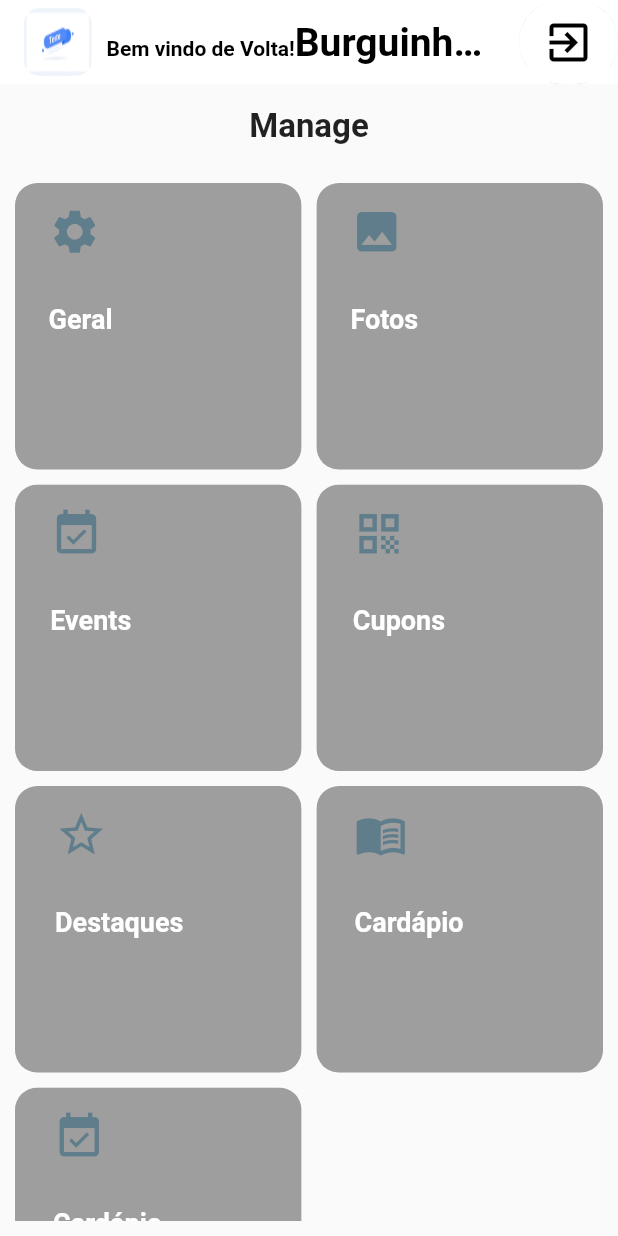
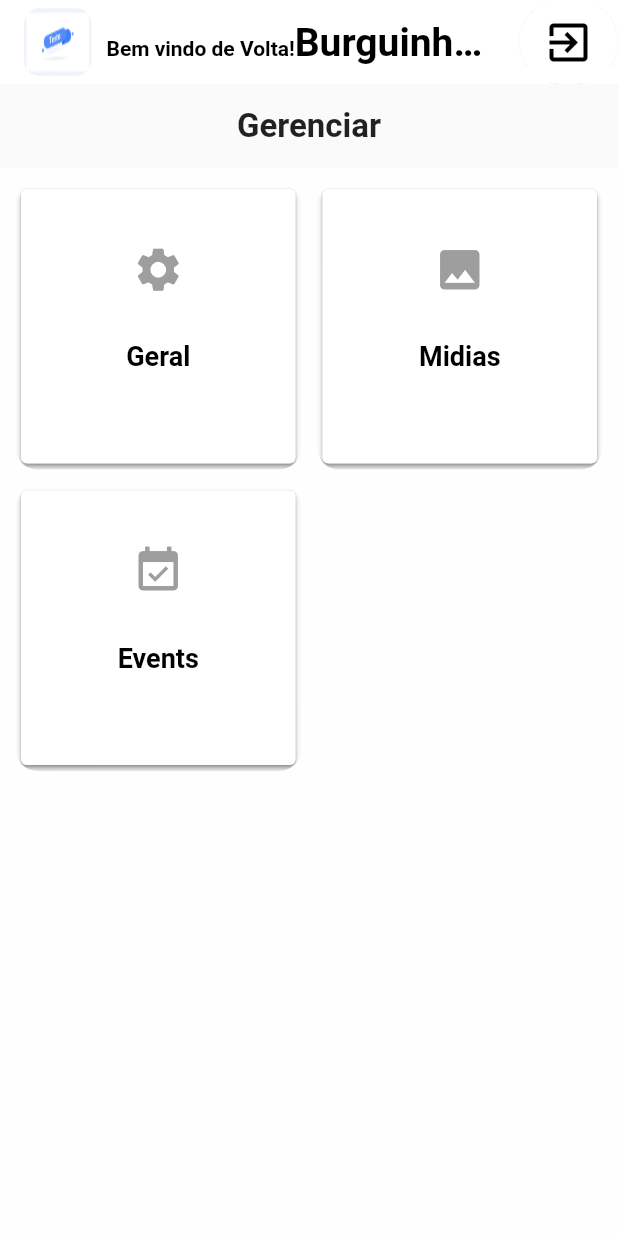
Before and after one commit to xDAVIDBECKER24x/events-app-management, a Flutter app: the screen it shows after launch, on a phone screen of 412 x 824 dp. Run offline on Flutter 3.47's test engine with Material 2 defaults, Android fonts, the phone set to English and light mode, and no system bars; our stand-ins replace cloud_firestore, dotted_border, firebase_auth, firebase_core, firebase_storage, image_picker and 3 more; missing offline and left inert: bloc_pattern; accounts and stored records are empty; Roboto replaces fonts that are missing (Georgia).

Commit message:
events screen

```diff
--- a/lib/main.dart
+++ b/lib/main.dart
@@ -1,6 +1,4 @@
-import 'package:cloud_firestore/cloud_firestore.dart';
 import 'package:events_app_management/modules/home/screens/home_screen.dart';
-import 'package:events_app_management/modules/login/screens/login_screen.dart';
 import 'package:firebase_core/firebase_core.dart';
 import 'package:flutter/material.dart';
 import 'package:flutter/services.dart';
--- a/lib/models/settings_model.dart
+++ b/lib/models/settings_model.dart
@@ -16,54 +16,54 @@ class Settings{
   static List<Settings> generateSettings(){
     return [
       Settings(
-          bgColor: Colors.grey,
-          iconColor: Colors.blueGrey,
-          btnColor: Colors.grey,
+          bgColor: Colors.white,
+          iconColor: Colors.grey,
+          btnColor: Colors.white,
           icon: Icons.settings,
           title: 'Geral'
       ),
       Settings(
-          bgColor: Colors.grey,
-          iconColor: Colors.blueGrey,
-          btnColor: Colors.grey,
+          bgColor: Colors.white,
+          iconColor: Colors.grey,
+          btnColor: Colors.white,
           icon: Icons.photo,
-          title: 'Fotos'
+          title: 'Midias'
       ),
       Settings(
-          bgColor: Colors.grey,
-          iconColor: Colors.blueGrey,
-          btnColor: Colors.grey,
+          bgColor: Colors.white,
+          iconColor: Colors.grey,
+          btnColor: Colors.white,
           icon: Icons.event_available,
           title: 'Events'
       ),
-      Settings(
-          bgColor: Colors.grey,
-          iconColor: Colors.blueGrey,
-          btnColor: Colors.grey,
-          icon: Icons.qr_code,
-          title: 'Cupons'
-      ),
-      Settings(
-          bgColor: Colors.grey,
-          iconColor: Colors.blueGrey,
-          btnColor: Colors.grey,
-          icon: Icons.star_outline,
-          title: 'Destaques'
-      ),
-      Settings(
-          bgColor: Colors.grey,
-          iconColor: Colors.blueGrey,
-          btnColor: Colors.grey,
-          icon: Icons.menu_book,
-          title: 'Cardápio'
-      ),
-      Settings(
-          bgColor: Colors.grey,
-          iconColor: Colors.blueGrey,
-          btnColor: Colors.grey,
-          icon: Icons.event_available,
-          title: 'Cardápio'
-      ),
+      // Settings(
+      //     bgColor: Colors.grey,
+      //     iconColor: Colors.blueGrey,
+      //     btnColor: Colors.grey,
+      //     icon: Icons.qr_code,
+      //     title: 'Cupons'
+      // ),
+      // Settings(
+      //     bgColor: Colors.grey,
+      //     iconColor: Colors.blueGrey,
+      //     btnColor: Colors.grey,
+      //     icon: Icons.star_outline,
+      //     title: 'Destaques'
+      // ),
+      // Settings(
+      //     bgColor: Colors.grey,
+      //     iconColor: Colors.blueGrey,
+      //     btnColor: Colors.grey,
+      //     icon: Icons.menu_book,
+      //     title: 'Cardápio'
+      // ),
+      // Settings(
+      //     bgColor: Colors.grey,
+      //     iconColor: Colors.blueGrey,
+      //     btnColor: Colors.grey,
+      //     icon: Icons.event_available,
+      //     title: 'Cardápio'
+      // ),
     ];
   }
 
--- a/lib/modules/home/screens/home_screen.dart
+++ b/lib/modules/home/screens/home_screen.dart
@@ -23,7 +23,7 @@ class _HomeScreenState extends State<HomeScreen> {
             Padding(
               padding:  EdgeInsets.all(15),
               child: Text(
-                'Manage',
+                'Gerenciar',
                 style: TextStyle(
                   fontSize: 22,
                   fontWeight: FontWeight.bold
--- a/lib/services/storage_service.dart
+++ b/lib/services/storage_service.dart
@@ -1,8 +1,5 @@
-
-
 import 'dart:io';
 import 'package:cloud_firestore/cloud_firestore.dart';
-import 'package:events_app_management/blocs/application_bloc.dart';
 import 'package:firebase_storage/firebase_storage.dart';
 
 class StorageService{
--- a/lib/widgets/settings_tile.dart
+++ b/lib/widgets/settings_tile.dart
@@ -1,7 +1,10 @@
 import 'package:events_app_management/models/settings_model.dart';
+import 'package:events_app_management/modules/events/screens/events_settings_screen.dart';
 import 'package:events_app_management/modules/geral/screens/geral_settings_screen.dart';
-import 'package:events_app_management/modules/photos/screens/photos_settings_screen.dart';
+import 'package:events_app_management/modules/midias/screens/midias_settings_screen.dart';
 import 'package:flutter/material.dart';
+
+import '../modules/codes/screens/codes_settings_screen.dart';
 
 class SettingsTile extends StatelessWidget {
   SettingsTile({Key? key}) : super(key: key);
@@ -14,9 +17,12 @@ class SettingsTile extends StatelessWidget {
     List<Widget> pageRoutes = [
       GeralSettingsScreen(),
       PhotoSettingsScreen(),
+      EventsSettingsScreen(),
+      CodesSettingsScreen(),
     ];
     return Expanded(
       child: Container(
+        color: Colors.white70,
         padding: EdgeInsets.all(10),
          child: GridView.builder(
             gridDelegate: SliverGridDelegateWithFixedCrossAxisCount(
@@ -28,20 +34,20 @@ class SettingsTile extends StatelessWidget {
             itemBuilder: (context, index){
               return ClipRRect(
                 borderRadius: BorderRadius.circular(15),
+                child: Card(
                   child: ElevatedButton(
                     style: ElevatedButton.styleFrom(
                       primary : settingsList[index].bgColor,
-                    alignment: Alignment(-1.2,0),
                     ),
                     onPressed: () {
                       Navigator.of(context).push(
                           MaterialPageRoute(builder: (context) => pageRoutes[index])
                       );
                     },
-                  child: Container(
-                    padding: EdgeInsets.all(15),
+                    child: Padding(
+                      padding: const EdgeInsets.all(36.0),
                       child: Column(
-                      crossAxisAlignment: CrossAxisAlignment.start,
+                            // crossAxisAlignment: CrossAxisAlignment.start,
                             children: [
                               Icon(
                                 settingsList[index].icon,
@@ -54,6 +60,7 @@ class SettingsTile extends StatelessWidget {
                               Text(
                                 settingsList[index].title!,
                                 style: TextStyle(
+                                    color: Colors.black,
                                     fontSize: 18,
                                     fontWeight: FontWeight.bold
                                 ),
@@ -64,6 +71,8 @@ class SettingsTile extends StatelessWidget {
                             ],
                           ),
                     ),
+
+                  ),
                 ),
               );
             },
--- a/pubspec.yaml
+++ b/pubspec.yaml
@@ -45,6 +45,7 @@ dependencies:
   provider: ^6.0.3
   transparent_image: ^2.0.0
   dotted_border: ^2.0.0+2
+  qr_flutter: ^4.0.0
 
 
 dev_dependencies:
```
Also changed, not shown: lib/modules/codes/screens/codes_settings_screen.dart (added, +108 -0 lines), lib/modules/codes/screens/scan_screen.dart (added, +16 -0 lines), lib/modules/events/screens/events_settings_screen.dart (added, +120 -0 lines), lib/modules/geral/screens/geral_settings_screen.dart (+70 -2 lines), lib/modules/midias/screens/midias_settings_screen.dart (renamed from lib/modules/photos/screens/photos_settings_screen.dart, +44 -40 lines), lib/widgets/events_list.dart (added, +44 -0 lines), lib/widgets/info_dialog_box.dart (+10 -8 lines), pubspec.lock. Lines whose indentation alone changed are shown as unchanged.
